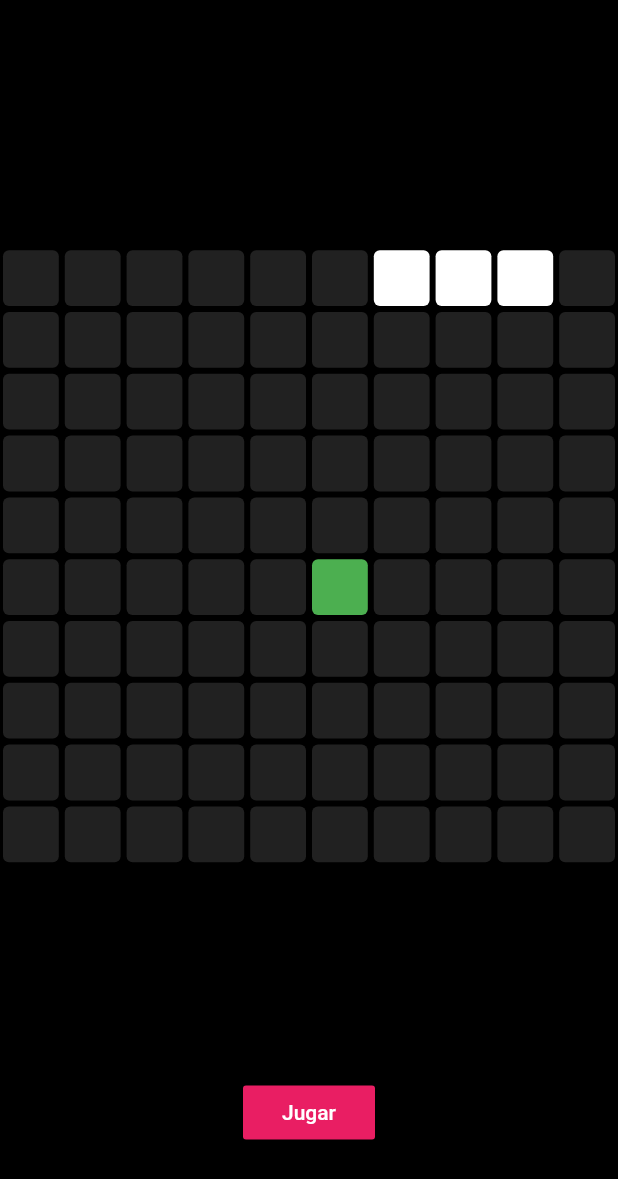
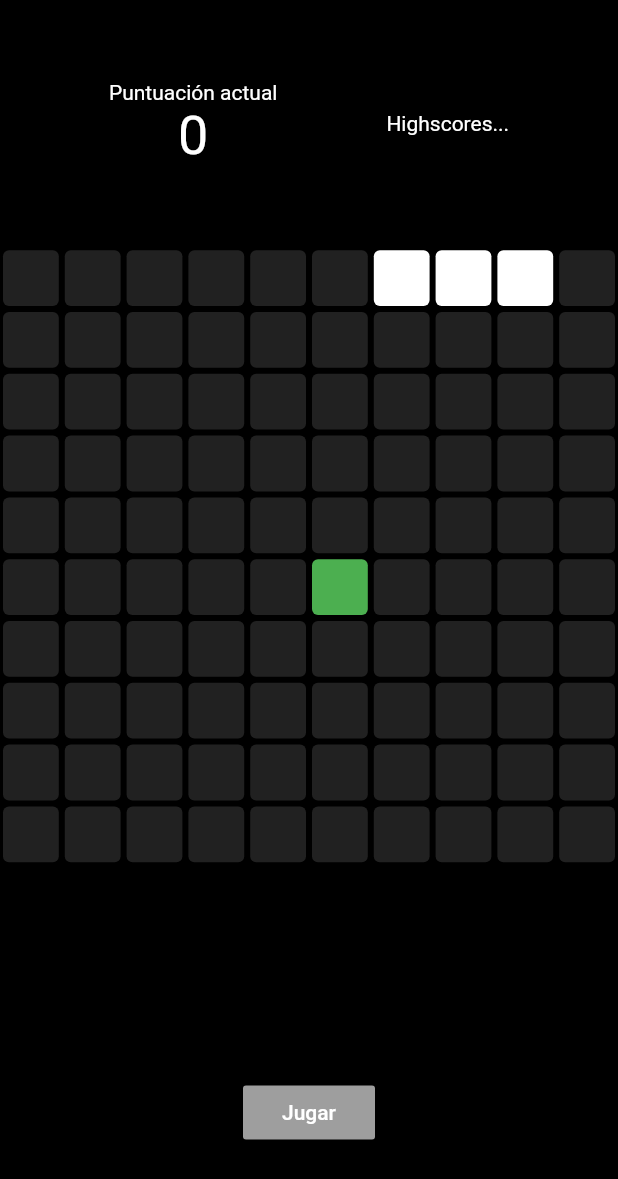
Before and after one commit to sam1rC/snake, a Flutter app: the screen it shows after launch, after a tap on "Jugar", on a phone screen of 412 x 824 dp. Shown: the top 1179 px of the screen. Run offline on Flutter 3.47's test engine with Material 2 defaults, Android fonts, the phone set to English and light mode, and no system bars.

Commit message:
add current score

```diff
--- a/lib/home_page.dart
+++ b/lib/home_page.dart
@@ -19,6 +19,10 @@ class _HomePageState extends State<HomePage> {
   //grid dimensions
   int rowSize = 10;
   int totalNumberOfSquares = 100;
+
+  bool gameStarted = false;
+  //user score
+  int currentScore = 0;
   //snake position
   List<int> snakePos = [0, 1, 2];
   //snake direction is initially to the right
@@ -27,6 +31,7 @@ class _HomePageState extends State<HomePage> {
   int foodPos = 55;
   //start game
   void startGame() {
+    gameStarted = true;
     Timer.periodic(const Duration(milliseconds: 200), (timer) {
       setState(() {
         moveSnake();
@@ -35,9 +40,30 @@ class _HomePageState extends State<HomePage> {
 
           showDialog(
               context: context,
+              barrierDismissible: false,
               builder: (context) {
                 return AlertDialog(
-                  title: Text("Game Over!"),
+                  title: const Text("Game Over!"),
+                  content: Column(
+                    children: [
+                      Text("Tu puntuación fue $currentScore"),
+                      TextField(
+                        decoration:
+                            InputDecoration(hintText: "Registra tu nombre"),
+                      )
+                    ],
+                  ),
+                  actions: [
+                    MaterialButton(
+                      onPressed: () {
+                        submitScore();
+                        Navigator.pop(context);
+                        newGame();
+                      },
+                      color: Colors.pink,
+                      child: const Text("Enviar"),
+                    )
+                  ],
                 );
               });
         }
@@ -45,7 +71,20 @@ class _HomePageState extends State<HomePage> {
     });
   }
 
+  void submitScore() {}
+
+  void newGame() {
+    setState(() {
+      snakePos = [0, 1, 2];
+      foodPos = 55;
+      currentDirection = snake_Direction.RIGHT;
+      gameStarted = false;
+      currentScore = 0;
+    });
+  }
+
   void eatFood() {
+    currentScore += 1;
     //making sure the food is not where the snake is
     while (snakePos.contains(foodPos)) {
       foodPos = Random().nextInt(totalNumberOfSquares);
@@ -124,7 +163,24 @@ class _HomePageState extends State<HomePage> {
         children: [
           //high scores
           Expanded(
-            child: Container(),
+            child: Row(
+              mainAxisAlignment: MainAxisAlignment.spaceEvenly,
+              children: [
+                //user current score
+                Column(
+                  mainAxisAlignment: MainAxisAlignment.center,
+                  children: [
+                    const Text("Puntuación actual"),
+                    Text(
+                      currentScore.toString(),
+                      style: TextStyle(fontSize: 36),
+                    ),
+                  ],
+                ),
+                //highscores
+                Text("Highscores...")
+              ],
+            ),
           ),
           //game grid
           Expanded(
@@ -170,8 +226,8 @@ class _HomePageState extends State<HomePage> {
           Expanded(
             child: Center(
               child: MaterialButton(
-                onPressed: startGame,
-                color: Colors.pink,
+                onPressed: gameStarted ? () {} : startGame,
+                color: gameStarted ? Colors.grey : Colors.pink,
                 child: const Text("Jugar"),
               ),
             ),
```
Also changed, not shown: 10 other files.
